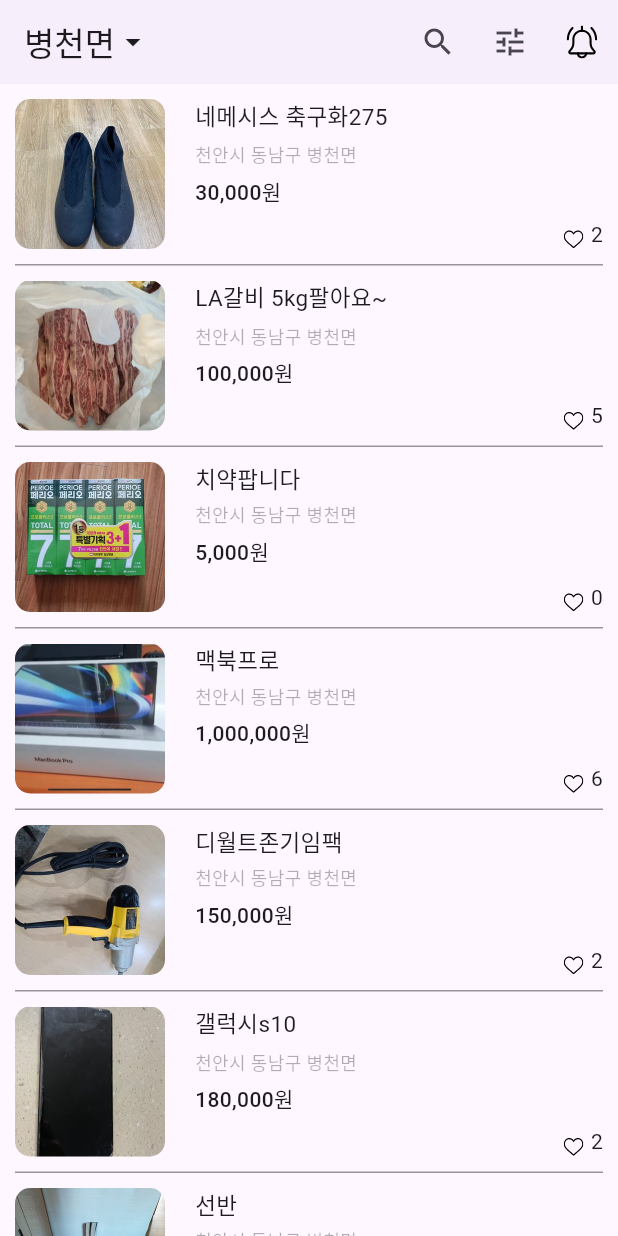
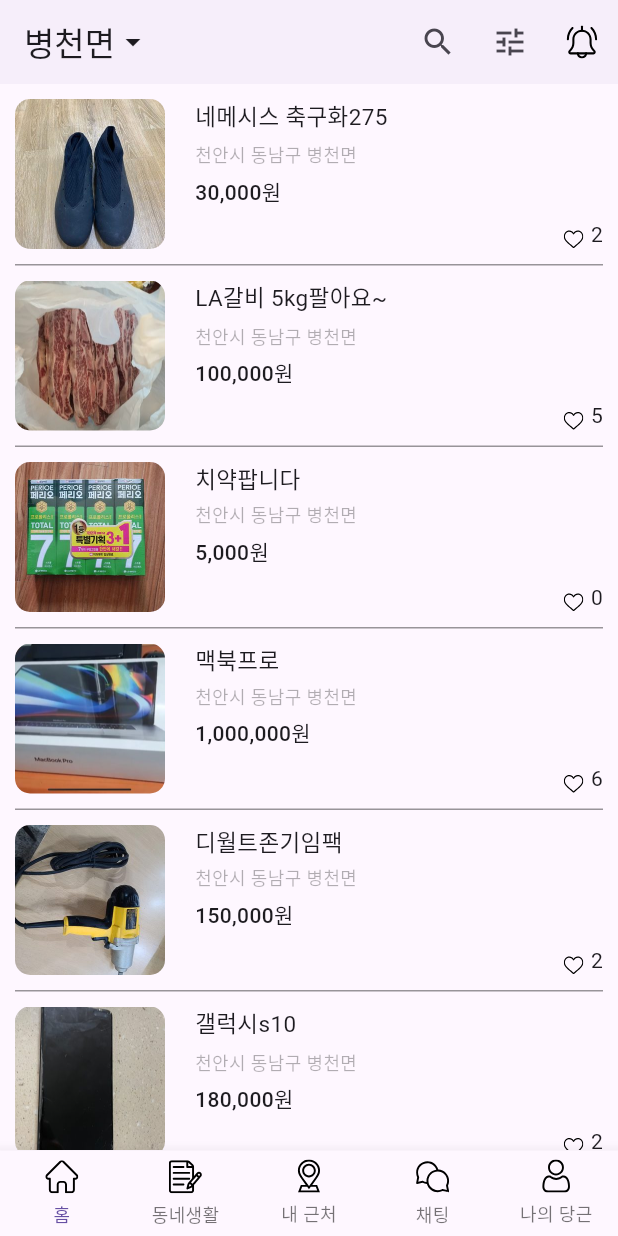
Before and after one commit to korysanan/carrot_market_clone, a Flutter app: the screen it shows after launch, on a phone screen of 412 x 824 dp. Run offline on Flutter 3.47's test engine with Material 3 defaults, Android fonts, the light colour scheme and no system bars; our stand-ins replace flutter_svg.

Commit message:
bottomNavigationBar추가

```diff
--- a/carrot_market/lib/page/home.dart
+++ b/carrot_market/lib/page/home.dart
@@ -11,6 +11,7 @@
 
 class _HomeState extends State<Home> {
   List<Map<String, String>> datas = [];
+  int _currentPageIndex = 0;
 
   @override
   void initState() {
@@ -189,12 +190,42 @@
     );
   }
 
+  BottomNavigationBarItem _bottomNavigationBarItem(String iconName, String label){
+    return BottomNavigationBarItem(
+      icon: Padding(
+        padding: const EdgeInsets.only(bottom: 5),
+        child: SvgPicture.asset("assets/svg/${iconName}_off.svg", width: 22),
+      ),
+      label: label,
+    );
+  }
+
+  Widget _bottomNavigationBarWidget(){
+    return BottomNavigationBar(
+      type: BottomNavigationBarType.fixed,
+      onTap:(int index){
+        setState(() {
+          _currentPageIndex = index;
+        });
+      },
+      selectedFontSize: 12,
+      currentIndex: _currentPageIndex,
+      //selectedItemColor: Colors.black,
+      items: [
+        _bottomNavigationBarItem("home", "홈"),
+        _bottomNavigationBarItem("notes", "동네생활"),
+        _bottomNavigationBarItem("location", "내 근처"),
+        _bottomNavigationBarItem("chat", "채팅"),
+        _bottomNavigationBarItem("user", "나의 당근"),
+      ],
+    );
+  }
   @override
   Widget build(BuildContext context) {
     return Scaffold(
       appBar: _appbarWidget(), // No change here
       body: _bodyWidget(),
-      //bottomNavigationBar: Container(), // Removed extra period
+      bottomNavigationBar: _bottomNavigationBarWidget(),
     );
   }
 }
```
